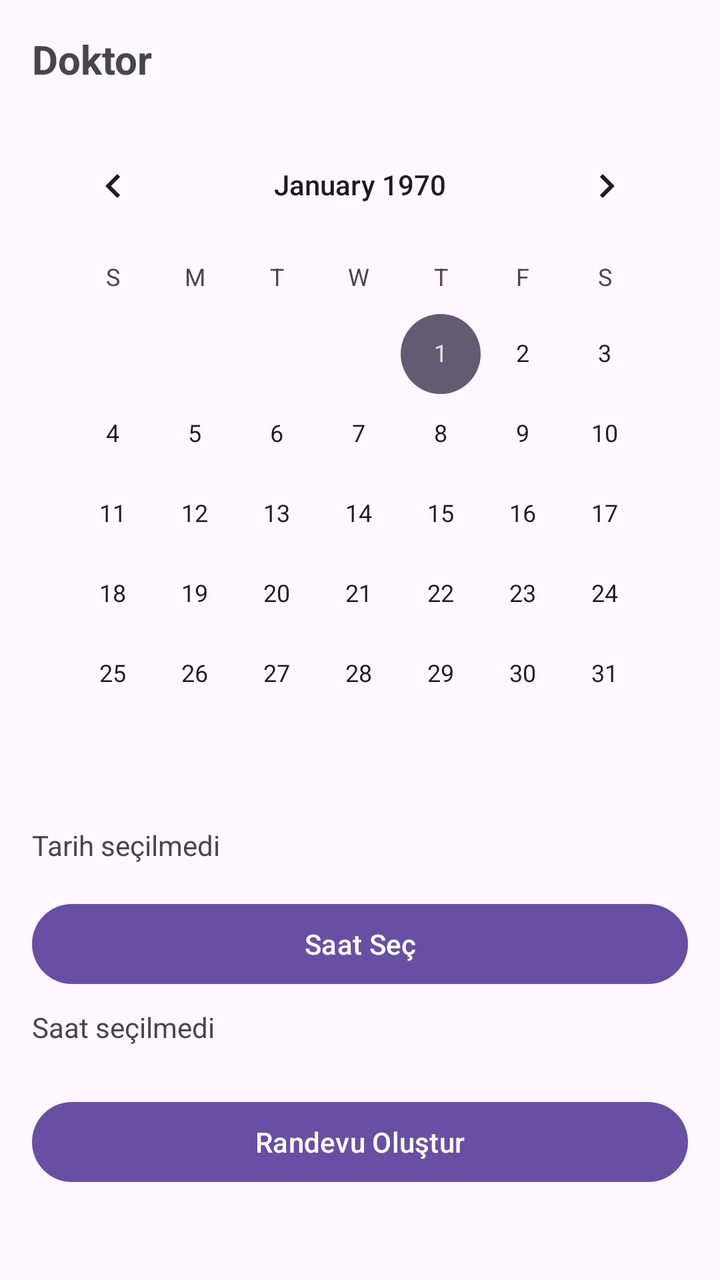
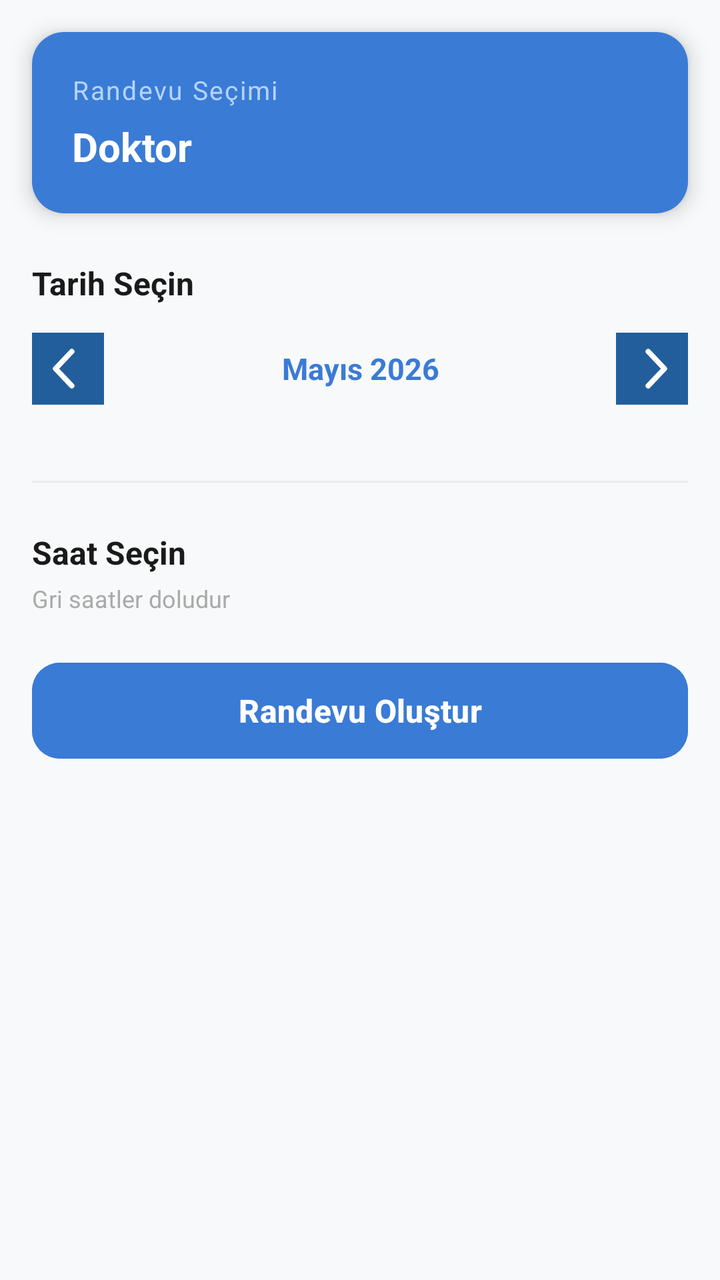

Compare the two renders of this Android layout. The source of the first and the diff that turns it into the second are given below.
<!-- AndroidManifest.xml: application theme Theme.HealifyApp -->
<!-- res/layout/fragment_calendar.xml -->
<?xml version="1.0" encoding="utf-8"?>
<LinearLayout
    xmlns:android="http://schemas.android.com/apk/res/android"
    android:orientation="vertical"
    android:padding="16dp"
    android:layout_width="match_parent"
    android:layout_height="match_parent">

    <TextView
        android:id="@+id/tvDoctorName"
        android:layout_width="wrap_content"
        android:layout_height="wrap_content"
        android:text="Doktor"
        android:textSize="20sp"
        android:textStyle="bold"
        android:layout_marginBottom="16dp"/>

    <CalendarView
        android:id="@+id/calendarView"
        android:layout_width="match_parent"
        android:layout_height="wrap_content"/>

    <TextView
        android:id="@+id/tvSelectedDate"
        android:layout_width="wrap_content"
        android:layout_height="wrap_content"
        android:text="Tarih seçilmedi"
        android:layout_marginTop="16dp"/>

    <Button
        android:id="@+id/btnSelectTime"
        android:layout_width="match_parent"
        android:layout_height="wrap_content"
        android:text="Saat Seç"
        android:layout_marginTop="16dp"/>

    <TextView
        android:id="@+id/tvSelectedTime"
        android:layout_width="wrap_content"
        android:layout_height="wrap_content"
        android:text="Saat seçilmedi"
        android:layout_marginTop="8dp"/>

    <Button
        android:id="@+id/btnCreateAppointment"
        android:layout_width="match_parent"
        android:layout_height="wrap_content"
        android:text="Randevu Oluştur"
        android:layout_marginTop="24dp"/>

</LinearLayout>
<!-- resources referenced by this layout -->
<resources>
  <style name="Theme.HealifyApp" parent="Base.Theme.HealifyApp" />
  <style name="Base.Theme.HealifyApp" parent="Theme.Material3.DayNight.NoActionBar">
          
          
      </style>
</resources>

<!-- the commit's change to res/layout/fragment_calendar.xml (unified diff, before → after) -->
@@ -1,51 +1,303 @@
 <?xml version="1.0" encoding="utf-8"?>
-<LinearLayout
-    xmlns:android="http://schemas.android.com/apk/res/android"
-    android:orientation="vertical"
-    android:padding="16dp"
+<ScrollView xmlns:android="http://schemas.android.com/apk/res/android"
+    xmlns:app="http://schemas.android.com/apk/res-auto"
     android:layout_width="match_parent"
-    android:layout_height="match_parent">
-
-    <TextView
-        android:id="@+id/tvDoctorName"
-        android:layout_width="wrap_content"
-        android:layout_height="wrap_content"
-        android:text="Doktor"
-        android:textSize="20sp"
-        android:textStyle="bold"
-        android:layout_marginBottom="16dp"/>
-
-    <CalendarView
-        android:id="@+id/calendarView"
-        android:layout_width="match_parent"
-        android:layout_height="wrap_content"/>
-
-    <TextView
-        android:id="@+id/tvSelectedDate"
-        android:layout_width="wrap_content"
-        android:layout_height="wrap_content"
-        android:text="Tarih seçilmedi"
-        android:layout_marginTop="16dp"/>
-
-    <Button
-        android:id="@+id/btnSelectTime"
+    android:layout_height="match_parent"
+    android:background="#F8F9FA"
+    android:fillViewport="true">
+
+    <LinearLayout
         android:layout_width="match_parent"
         android:layout_height="wrap_content"
-        android:text="Saat Seç"
-        android:layout_marginTop="16dp"/>
-
-    <TextView
-        android:id="@+id/tvSelectedTime"
-        android:layout_width="wrap_content"
-        android:layout_height="wrap_content"
-        android:text="Saat seçilmedi"
-        android:layout_marginTop="8dp"/>
-
-    <Button
-        android:id="@+id/btnCreateAppointment"
-        android:layout_width="match_parent"
-        android:layout_height="wrap_content"
-        android:text="Randevu Oluştur"
-        android:layout_marginTop="24dp"/>
-
-</LinearLayout>
+        android:orientation="vertical"
+        android:paddingBottom="40dp">
+
+        
+        <androidx.cardview.widget.CardView
+            android:layout_width="match_parent"
+            android:layout_height="wrap_content"
+            android:layout_marginStart="16dp"
+            android:layout_marginEnd="16dp"
+            android:layout_marginTop="16dp"
+            app:cardCornerRadius="16dp"
+            app:cardElevation="6dp">
+            <LinearLayout
+                android:layout_width="match_parent"
+                android:layout_height="wrap_content"
+                android:orientation="vertical"
+                android:padding="20dp"
+                android:background="#3A7BD5">
+                <TextView
+                    android:layout_width="wrap_content"
+                    android:layout_height="wrap_content"
+                    android:text="Randevu Seçimi"
+                    android:textColor="#B3D4FF"
+                    android:textSize="13sp"
+                    android:letterSpacing="0.06" />
+                <TextView
+                    android:id="@+id/tvDoctorName"
+                    android:layout_width="wrap_content"
+                    android:layout_height="wrap_content"
+                    android:text="Doktor"
+                    android:textColor="#FFFFFF"
+                    android:textSize="20sp"
+                    android:textStyle="bold"
+                    android:layout_marginTop="6dp" />
+            </LinearLayout>
+        </androidx.cardview.widget.CardView>
+
+        
+        <LinearLayout
+            android:layout_width="match_parent"
+            android:layout_height="wrap_content"
+            android:orientation="vertical"
+            android:layout_marginTop="24dp"
+            android:paddingStart="16dp"
+            android:paddingEnd="16dp">
+
+            <TextView
+                android:layout_width="wrap_content"
+                android:layout_height="wrap_content"
+                android:text="Tarih Seçin"
+                android:textSize="16sp"
+                android:textStyle="bold"
+                android:textColor="#1A1A1A"
+                android:layout_marginBottom="14dp" />
+
+            
+            <LinearLayout
+                android:layout_width="match_parent"
+                android:layout_height="wrap_content"
+                android:orientation="horizontal"
+                android:gravity="center_vertical"
+                android:layout_marginBottom="14dp">
+
+                <ImageButton
+                    android:id="@+id/btnPrevWeek"
+                    android:layout_width="36dp"
+                    android:layout_height="36dp"
+                    android:src="@drawable/back_button"
+                    android:background="@android:color/transparent"
+                    android:scaleType="fitCenter"
+                    android:contentDescription="Önceki hafta" />
+
+                <TextView
+                    android:id="@+id/tvMonthYear"
+                    android:layout_width="0dp"
+                    android:layout_height="wrap_content"
+                    android:layout_weight="1"
+                    android:gravity="center"
+                    android:text="Mayıs 2026"
+                    android:textSize="15sp"
+                    android:textStyle="bold"
+                    android:textColor="#3A7BD5" />
+
+                <ImageButton
+                    android:id="@+id/btnNextWeek"
+                    android:layout_width="36dp"
+                    android:layout_height="36dp"
+                    android:src="@drawable/back_button"
+                    android:rotation="180"
+                    android:background="@android:color/transparent"
+                    android:scaleType="fitCenter"
+                    android:contentDescription="Sonraki hafta" />
+
+            </LinearLayout>
+
+            
+            <androidx.recyclerview.widget.RecyclerView
+                android:id="@+id/rvDates"
+                android:layout_width="match_parent"
+                android:layout_height="wrap_content"
+                android:clipToPadding="false" />
+
+        </LinearLayout>
+
+        
+        <View
+            android:layout_width="match_parent"
+            android:layout_height="1dp"
+            android:layout_marginTop="24dp"
+            android:layout_marginStart="16dp"
+            android:layout_marginEnd="16dp"
+            android:background="#E8ECEF" />
+
+        
+        <LinearLayout
+            android:layout_width="match_parent"
+            android:layout_height="wrap_content"
+            android:orientation="vertical"
+            android:paddingStart="16dp"
+            android:paddingEnd="16dp"
+            android:layout_marginTop="24dp">
+
+            <TextView
+                android:layout_width="wrap_content"
+                android:layout_height="wrap_content"
+                android:text="Saat Seçin"
+                android:textSize="16sp"
+                android:textStyle="bold"
+                android:textColor="#1A1A1A"
+                android:layout_marginBottom="4dp" />
+
+            <TextView
+                android:layout_width="wrap_content"
+                android:layout_height="wrap_content"
+                android:text="Gri saatler doludur"
+                android:textSize="12sp"
+                android:textColor="#AAAAAA"
+                android:layout_marginBottom="4dp" />
+
+            
+            <LinearLayout
+                android:id="@+id/timeSlotContainer"
+                android:layout_width="match_parent"
+                android:layout_height="wrap_content"
+                android:orientation="vertical" />
+
+        </LinearLayout>
+
+        
+        <androidx.cardview.widget.CardView
+            android:id="@+id/cardSummary"
+            android:layout_width="match_parent"
+            android:layout_height="wrap_content"
+            android:layout_marginStart="16dp"
+            android:layout_marginEnd="16dp"
+            android:layout_marginTop="24dp"
+            android:visibility="gone"
+            app:cardCornerRadius="16dp"
+            app:cardElevation="4dp">
+            <LinearLayout
+                android:layout_width="match_parent"
+                android:layout_height="wrap_content"
+                android:orientation="vertical"
+                android:padding="20dp"
+                android:background="#FFFFFF">
+                <TextView
+                    android:layout_width="wrap_content"
+                    android:layout_height="wrap_content"
+                    android:text="Seçiminiz"
+                    android:textColor="#AAAAAA"
+                    android:textSize="12sp" />
+                <TextView
+                    android:id="@+id/tvSummaryDate"
+                    android:layout_width="wrap_content"
+                    android:layout_height="wrap_content"
+                    android:textColor="#1A1A1A"
+                    android:textSize="15sp"
+                    android:textStyle="bold"
+                    android:layout_marginTop="6dp" />
+                <TextView
+                    android:id="@+id/tvSummaryTime"
+                    android:layout_width="wrap_content"
+                    android:layout_height="wrap_content"
+                    android:textColor="#3A7BD5"
+                    android:textSize="15sp"
+                    android:layout_marginTop="4dp" />
+            </LinearLayout>
+        </androidx.cardview.widget.CardView>
+
+        
+        <Button
+            android:id="@+id/btnCreateAppointment"
+            android:layout_width="match_parent"
+            android:layout_height="56dp"
+            android:layout_marginStart="16dp"
+            android:layout_marginEnd="16dp"
+            android:layout_marginTop="16dp"
+            android:text="Randevu Oluştur"
+            android:textSize="16sp"
+            android:textStyle="bold"
+            android:backgroundTint="#3A7BD5"
+            android:textColor="@android:color/white"
+            app:cornerRadius="14dp" />
+
+        
+        <LinearLayout
+            android:id="@+id/layoutSuccess"
+            android:layout_width="match_parent"
+            android:layout_height="wrap_content"
+            android:orientation="vertical"
+            android:gravity="center"
+            android:padding="32dp"
+            android:visibility="gone">
+
+            <TextView
+                android:layout_width="64dp"
+                android:layout_height="64dp"
+                android:gravity="center"
+                android:text="✓"
+                android:textSize="32sp"
+                android:textColor="#FFFFFF"
+                android:background="@drawable/bg_date_chip_selected" />
+
+            <TextView
+                android:layout_width="wrap_content"
+                android:layout_height="wrap_content"
+                android:text="Randevunuz Alındı!"
+                android:textSize="22sp"
+                android:textStyle="bold"
+                android:textColor="#1A1A1A"
+                android:layout_marginTop="16dp" />
+
+            <TextView
+                android:id="@+id/tvSuccessDetails"
+                android:layout_width="wrap_content"
+                android:layout_height="wrap_content"
+                android:textSize="15sp"
+                android:textColor="#666666"
+                android:gravity="center"
+                android:lineSpacingExtra="4dp"
+                android:layout_marginTop="10dp" />
+
+            
+            <androidx.cardview.widget.CardView
+                android:layout_width="match_parent"
+                android:layout_height="wrap_content"
+                android:layout_marginTop="20dp"
+                app:cardCornerRadius="12dp"
+                app:cardElevation="0dp">
+                <LinearLayout
+                    android:layout_width="match_parent"
+                    android:layout_height="wrap_content"
+                    android:orientation="vertical"
+                    android:padding="16dp"
+                    android:background="#EEF4FF">
+                    <TextView
+                        android:layout_width="wrap_content"
+                        android:layout_height="wrap_content"
+                        android:text="🏥  Önerilen Konaklama Süresi"
+                        android:textColor="#3A7BD5"
+                        android:textSize="12sp"
+                        android:textStyle="bold" />
+                    <TextView
+                        android:id="@+id/tvStayDuration"
+                        android:layout_width="wrap_content"
+                        android:layout_height="wrap_content"
+                        android:textColor="#1A1A1A"
+                        android:textSize="14sp"
+                        android:lineSpacingExtra="4dp"
+                        android:layout_marginTop="6dp" />
+                </LinearLayout>
+            </androidx.cardview.widget.CardView>
+
+            
+            <com.google.android.material.button.MaterialButton
+                android:id="@+id/btnPlanFlight"
+                style="@style/Widget.MaterialComponents.Button.OutlinedButton"
+                android:layout_width="match_parent"
+                android:layout_height="52dp"
+                android:layout_marginTop="14dp"
+                android:text="✈   Uçuş Planla"
+                android:textSize="15sp"
+                android:textStyle="bold"
+                android:textColor="#3A7BD5"
+                app:strokeColor="#3A7BD5"
+                app:strokeWidth="1.5dp"
+                app:cornerRadius="14dp" />
+
+        </LinearLayout>
+
+    </LinearLayout>
+</ScrollView>
<!-- resource entries referenced after the edit -->
@@ -1,5 +1,32 @@
 <!-- resources referenced by this layout -->
 <resources>
+  <!-- drawable back_button (drawable) -->
+  <vector xmlns:android="http://schemas.android.com/apk/res/android"
+      android:width="42dp"
+      android:height="42dp"
+      android:viewportWidth="42"
+      android:viewportHeight="42">
+  
+      <path
+          android:pathData="M0,0h42v42h-42z"
+          android:fillColor="#225E9B"
+          android:strokeColor="#00000000"/>
+  
+      <path
+          android:pathData="M23.23,31L13.731,21L23.23,11"
+          android:strokeLineJoin="round"
+          android:strokeWidth="3.07692"
+          android:fillColor="#00000000"
+          android:strokeColor="#ffffff"
+          android:strokeLineCap="round"/>
+  </vector>
+  <!-- drawable bg_date_chip_selected (drawable) -->
+  <?xml version="1.0" encoding="utf-8"?>
+  <shape xmlns:android="http://schemas.android.com/apk/res/android"
+      android:shape="rectangle">
+      <solid android:color="#3A7BD5" />
+      <corners android:radius="14dp" />
+  </shape>
   <style name="Theme.HealifyApp" parent="Base.Theme.HealifyApp" />
   <style name="Base.Theme.HealifyApp" parent="Theme.Material3.DayNight.NoActionBar">
           
